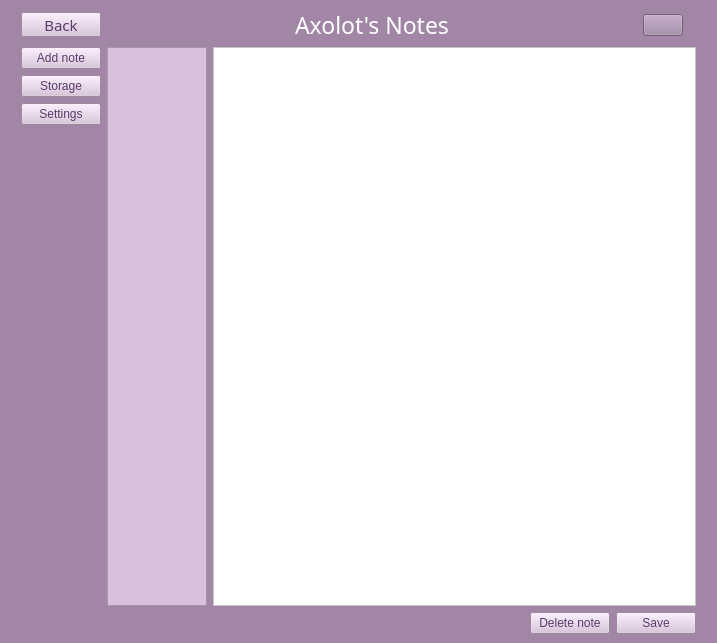
The window that Interface_files/MainWNotes.ui (Ephirious/Notes-TaskManager) describes before a commit, drawn with Qt 5.
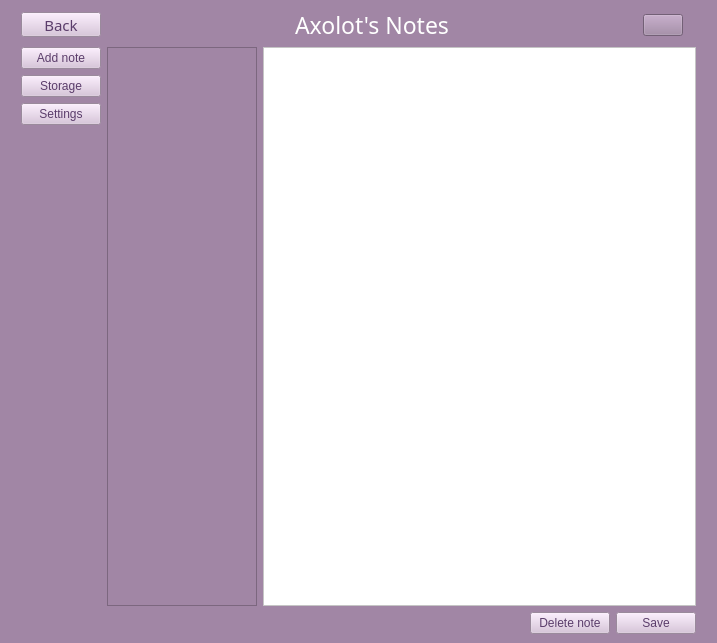
The same window after the commit. Icons and pictures are not drawn.

Patch:
```diff
--- a/Interface_files/MainWNotes.ui
+++ b/Interface_files/MainWNotes.ui
@@ -277,22 +277,65 @@
            <number>12</number>
           </property>
           <item>
-           <widget class="QListWidget" name="listWidget">
-            <property name="minimumSize">
-             <size>
-              <width>100</width>
-              <height>0</height>
-             </size>
-            </property>
+           <widget class="QTreeWidget" name="treeWidget">
             <property name="maximumSize">
              <size>
-              <width>100</width>
+              <width>150</width>
               <height>16777215</height>
              </size>
             </property>
-            <property name="styleSheet">
-             <string notr="true">background-color: rgb(216, 193, 219)</string>
+            <property name="font">
+             <font>
+              <pointsize>10</pointsize>
+              <italic>false</italic>
+              <bold>false</bold>
+             </font>
             </property>
+            <property name="frameShadow">
+             <enum>QFrame::Shadow::Plain</enum>
+            </property>
+            <property name="dragEnabled">
+             <bool>true</bool>
+            </property>
+            <property name="dragDropOverwriteMode">
+             <bool>false</bool>
+            </property>
+            <property name="dragDropMode">
+             <enum>QAbstractItemView::DragDropMode::InternalMove</enum>
+            </property>
+            <property name="alternatingRowColors">
+             <bool>false</bool>
+            </property>
+            <property name="sortingEnabled">
+             <bool>true</bool>
+            </property>
+            <property name="animated">
+             <bool>true</bool>
+            </property>
+            <property name="allColumnsShowFocus">
+             <bool>false</bool>
+            </property>
+            <property name="wordWrap">
+             <bool>false</bool>
+            </property>
+            <property name="headerHidden">
+             <bool>true</bool>
+            </property>
+            <attribute name="headerVisible">
+             <bool>false</bool>
+            </attribute>
+            <attribute name="headerCascadingSectionResizes">
+             <bool>false</bool>
+            </attribute>
+            <attribute name="headerDefaultSectionSize">
+             <number>100</number>
+            </attribute>
+            <attribute name="headerHighlightSections">
+             <bool>false</bool>
+            </attribute>
+            <attribute name="headerShowSortIndicator" stdset="0">
+             <bool>true</bool>
+            </attribute>
            </widget>
           </item>
           <item>
@@ -300,6 +343,9 @@
             <property name="styleSheet">
              <string notr="true">background: white</string>
             </property>
+            <property name="frameShadow">
+             <enum>QFrame::Shadow::Sunken</enum>
+            </property>
            </widget>
           </item>
          </layout>
```
